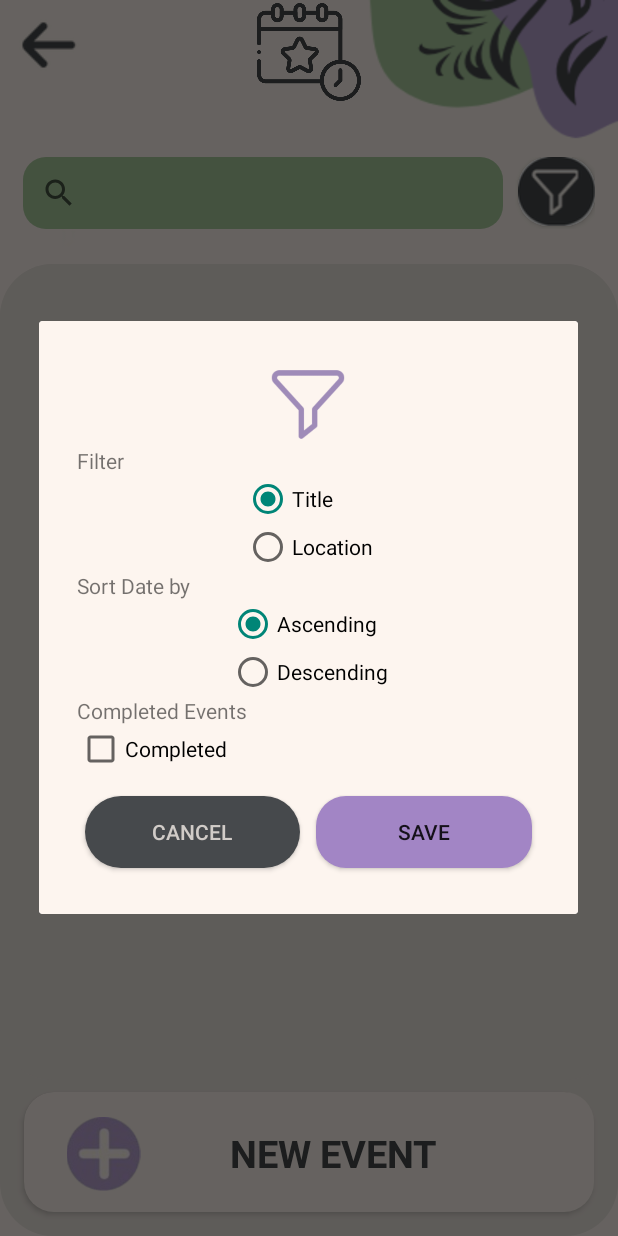
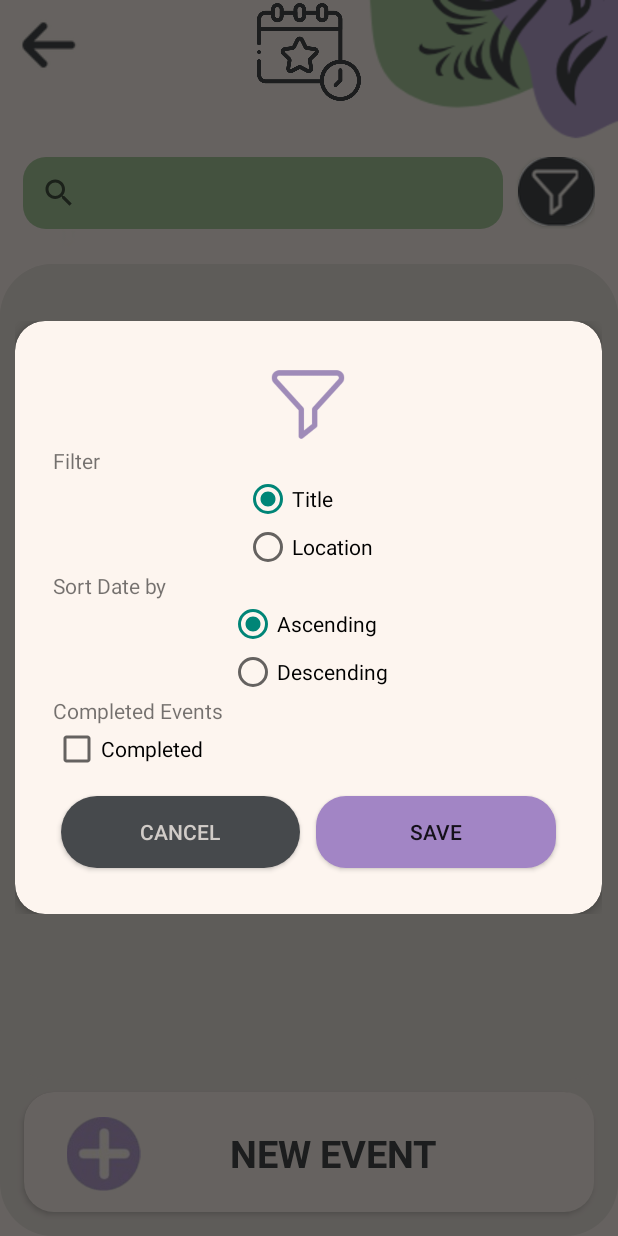
Before and after one commit to chxtty/Re-Collect, an Android app: the EventsView screen opened directly, with no data from a screen before it, after a tap on an icon or button, on a phone screen of 412 x 824 dp. Run offline under Robolectric (Android 15) with nearby library versions, the phone set to English and light mode, and no system bars; our stand-ins replace CircleImageView, Volley; network calls fail.

Commit message:
Rounding of UI for events and requests

```diff
--- a/app/src/main/java/com/example/re_collectui/DashboardPatient.java
+++ b/app/src/main/java/com/example/re_collectui/DashboardPatient.java
@@ -157,6 +157,10 @@ public class DashboardPatient extends AppCompatActivity {
         builder.setView(currView);
         AlertDialog dialog = builder.create();
 
+        if (dialog.getWindow() != null) {
+            dialog.getWindow().setBackgroundDrawableResource(android.R.color.transparent);
+        }
+
         ArrayAdapter<String> adapter = new ArrayAdapter<String>(
                 this,
                 android.R.layout.simple_spinner_item,
--- a/app/src/main/java/com/example/re_collectui/EventAdapter.java
+++ b/app/src/main/java/com/example/re_collectui/EventAdapter.java
@@ -124,6 +124,9 @@ public class EventAdapter extends RecyclerView.Adapter<EventAdapter.EventViewHol
         dialog.setContentView(R.layout.event_create_dialog);
         CustomToast toast1 = new CustomToast(context);
 
+        if (dialog.getWindow() != null) {
+            dialog.getWindow().setBackgroundDrawableResource(android.R.color.transparent);
+        }
 
         EditText title = dialog.findViewById(R.id.editTitle);
         EditText startDate = dialog.findViewById(R.id.editStartDate);
--- a/app/src/main/java/com/example/re_collectui/EventsView.java
+++ b/app/src/main/java/com/example/re_collectui/EventsView.java
@@ -199,6 +199,10 @@ public class EventsView extends AppCompatActivity {
                 .setCancelable(false)
                 .create();
 
+        if (dialog.getWindow() != null) {
+            dialog.getWindow().setBackgroundDrawableResource(android.R.color.transparent);
+        }
+
 
         btnCancel.setOnClickListener(v ->
                 {   edtTitle.setText("");
@@ -345,6 +349,9 @@ public class EventsView extends AppCompatActivity {
         View view1 = getLayoutInflater().inflate(R.layout.event_filter_dialog,null);
         builder.setView(view1);
         AlertDialog dialog = builder.create();
+        if (dialog.getWindow() != null) {
+            dialog.getWindow().setBackgroundDrawableResource(android.R.color.transparent);
+        }
 
         RadioButton rgbTitle = view1.findViewById(R.id.rgbTitle);
         RadioButton rgbLocation = view1.findViewById(R.id.rgbLocation);
--- a/app/src/main/java/com/example/re_collectui/RequestsView.java
+++ b/app/src/main/java/com/example/re_collectui/RequestsView.java
@@ -247,6 +247,10 @@ public class RequestsView extends AppCompatActivity {
         Button btnCancel = dialogView.findViewById(R.id.btnCancelFilter);
         Button btnSave = dialogView.findViewById(R.id.btnSaveFilter);
 
+        if (dialog.getWindow() != null) {
+            dialog.getWindow().setBackgroundDrawableResource(android.R.color.transparent);
+        }
+
         if (selectedType == null) rbAll.setChecked(true);
             else if (selectedType == RequestItem.RequestType.ACTIVITY) rgbActivity.setChecked(true);
             else rgbCommunity.setChecked(true);
--- a/app/src/main/java/com/example/re_collectui/ViewActivities.java
+++ b/app/src/main/java/com/example/re_collectui/ViewActivities.java
@@ -309,6 +309,10 @@ public class ViewActivities extends AppCompatActivity implements ActivityDialog.
         builder.setView(currView);
         AlertDialog dialog = builder.create();
 
+        if (dialog.getWindow() != null) {
+            dialog.getWindow().setBackgroundDrawableResource(android.R.color.transparent);
+        }
+
         btnCancel.setOnClickListener(v -> dialog.dismiss());
 
         btnSubmit.setOnClickListener(v -> {
--- a/app/src/main/res/layout/event_create_dialog.xml
+++ b/app/src/main/res/layout/event_create_dialog.xml
@@ -6,6 +6,7 @@
     android:layout_height="wrap_content"
     android:layout_marginVertical="6dp"
     android:layout_marginHorizontal="8dp"
+    app:cardCornerRadius="20dp"
     android:animateLayoutChanges="true"
     app:cardElevation="4dp"
     app:cardBackgroundColor="@color/creme">
--- a/app/src/main/res/layout/event_filter_dialog.xml
+++ b/app/src/main/res/layout/event_filter_dialog.xml
@@ -7,6 +7,7 @@
     android:layout_marginHorizontal="8dp"
     android:animateLayoutChanges="true"
     app:cardElevation="4dp"
+    app:cardCornerRadius="20dp"
     app:cardBackgroundColor="@color/creme">
 
     <LinearLayout
--- a/app/src/main/res/layout/request_activity_dialog.xml
+++ b/app/src/main/res/layout/request_activity_dialog.xml
@@ -6,6 +6,7 @@
     android:layout_marginVertical="6dp"
     android:layout_marginHorizontal="8dp"
     android:animateLayoutChanges="true"
+    app:cardCornerRadius="20dp"
     app:cardElevation="4dp"
     app:cardBackgroundColor="@color/creme">
 
--- a/app/src/main/res/layout/request_community_dialog.xml
+++ b/app/src/main/res/layout/request_community_dialog.xml
@@ -7,6 +7,7 @@
     android:layout_marginHorizontal="8dp"
     android:layout_marginVertical="6dp"
     android:animateLayoutChanges="true"
+    app:cardCornerRadius="20dp"
     app:cardBackgroundColor="@color/creme"
     app:cardElevation="4dp">
 
--- a/app/src/main/res/layout/request_filter_dialog.xml
+++ b/app/src/main/res/layout/request_filter_dialog.xml
@@ -5,6 +5,7 @@
     android:layout_height="wrap_content"
     android:layout_marginVertical="6dp"
     android:layout_marginHorizontal="8dp"
+    app:cardCornerRadius="20dp"
     android:animateLayoutChanges="true"
     app:cardElevation="4dp"
     app:cardBackgroundColor="@color/creme">
```
